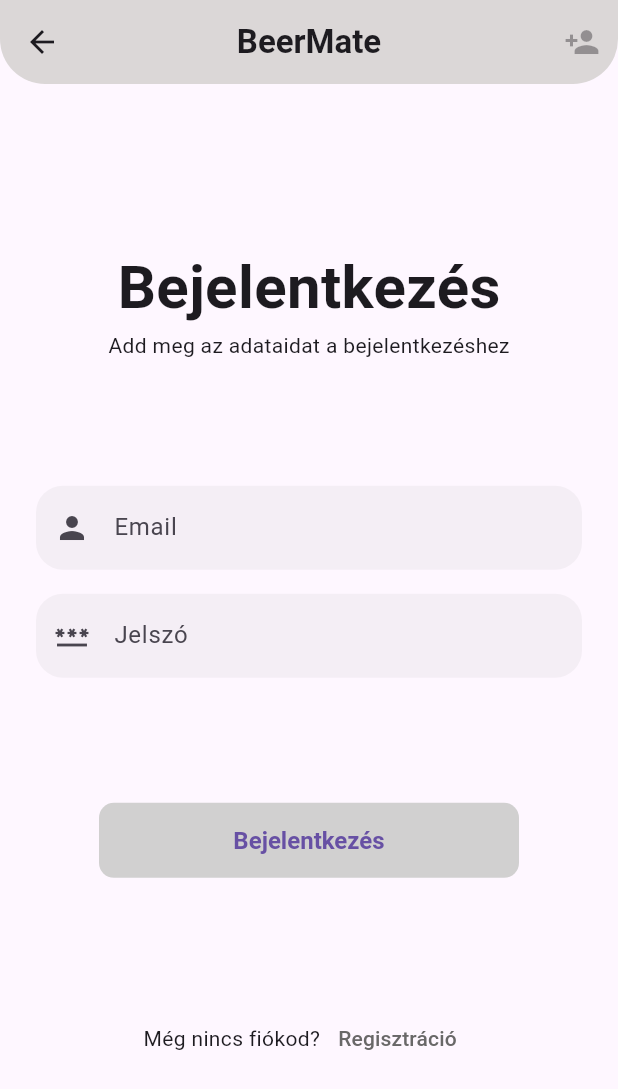
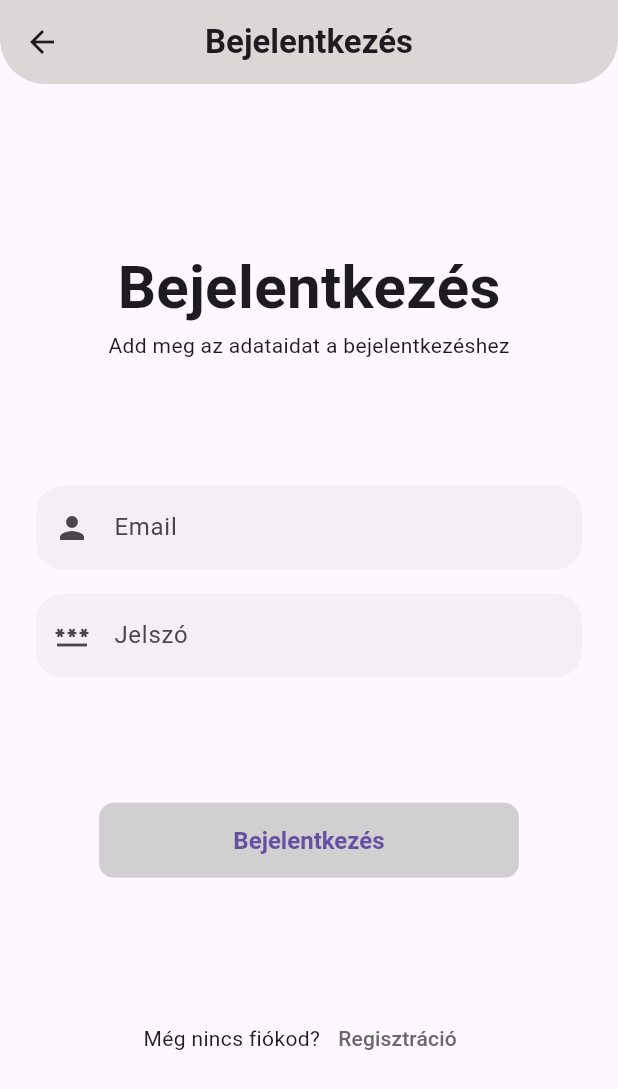
Before and after one commit to botonyy/beermate_2, a Flutter app: the screen it shows after launch, after a tap on "Bejelentkezés", on a phone screen of 412 x 824 dp. Shown: the top 1089 px of the screen. Run offline on Flutter 3.47's test engine with Material 3 defaults, Android fonts, the phone set to English and light mode, and no system bars; our stand-ins replace cloud_firestore, firebase_auth, firebase_core, google_sign_in; accounts and stored records are empty.

Commit message:
fix navigation and update screens

```diff
--- a/lib/reuseable_widgets/reuseable_widgets.dart
+++ b/lib/reuseable_widgets/reuseable_widgets.dart
@@ -1,5 +1,3 @@
-import 'package:beermate_2/screens/friend_mgmt_screen.dart';
-import 'package:beermate_2/services/firestore.dart';
 import 'package:flutter/material.dart';
 import 'package:flutter/services.dart';
 
@@ -95,12 +93,14 @@ class CustomButton extends StatelessWidget {
 class CustomAppBar extends StatelessWidget implements PreferredSizeWidget {
   final bool showBackButton;
   final bool showFriendsButton;
+  final String title;
   final VoidCallback? onNavigateToFriendMgmt;
 
   const CustomAppBar({
     Key? key,
     this.showBackButton = true,
     this.showFriendsButton = true,
+    required this.title,
     this.onNavigateToFriendMgmt,
   }) : super(key: key);
 
@@ -108,9 +108,9 @@ class CustomAppBar extends StatelessWidget implements PreferredSizeWidget {
   Widget build(BuildContext context) {
     return AppBar(
       automaticallyImplyLeading: showBackButton,
-      title: const Text(
-        'BeerMate',
-        style: TextStyle(fontWeight: FontWeight.bold),
+      title: Text(
+        title,
+        style: const TextStyle(fontWeight: FontWeight.bold),
       ),
       centerTitle: true,
       backgroundColor: const Color.fromARGB(255, 219, 215, 215),
@@ -124,19 +124,16 @@ class CustomAppBar extends StatelessWidget implements PreferredSizeWidget {
           ? [
               IconButton(
                 icon: const Icon(Icons.person_add),
-                onPressed: onNavigateToFriendMgmt, // Speciális navigációs callback
+                onPressed: onNavigateToFriendMgmt,
               ),
             ]
-          : null,
+          : null, // Ha false, nincs actions
     );
   }
 
   @override
   Size get preferredSize => const Size.fromHeight(kToolbarHeight);
 }
-
-
-
 
 
 class CustomBottomNavigationBar extends StatelessWidget {
--- a/lib/screens/login_screen.dart
+++ b/lib/screens/login_screen.dart
@@ -15,7 +15,11 @@ class LoginPage extends StatelessWidget {
     final firestoreService = FirestoreService(); // FirestoreService példány
 
     return Scaffold(
-      appBar: const CustomAppBar(),
+      appBar: const CustomAppBar(
+        title: 'Bejelentkezés', // A cím megadása
+        showBackButton: true, // Nincs vissza gomb ezen az oldalon
+        showFriendsButton: false, // Nincs "Friends" gomb ezen az oldalon
+      ),
       body: Container(
         margin: const EdgeInsets.all(24),
         child: Column(
--- a/lib/screens/regist_screen.dart
+++ b/lib/screens/regist_screen.dart
@@ -18,7 +18,11 @@ class RegisterPage extends StatelessWidget {
     final firestoreService = FirestoreService(); // FirestoreService példány létrehozása
 
     return Scaffold(
-      appBar: const CustomAppBar(),
+      appBar: const CustomAppBar(
+        title: 'Regisztráció', // Megadjuk a megfelelő címet
+        showBackButton: true, // Mutatjuk a vissza gombot
+        showFriendsButton: false, // Nem kell "Friends" gomb
+      ),
       body: Padding(
         padding: const EdgeInsets.all(16.0),
         child: Column(
--- a/lib/screens/starter_screen.dart
+++ b/lib/screens/starter_screen.dart
@@ -106,7 +106,11 @@ class _StarterPageState extends State<StarterPage> {
   @override
   Widget build(BuildContext context) {
     return Scaffold(
-      appBar: const CustomAppBar(),
+      appBar: const CustomAppBar(
+        title: 'BeerMate', // Megadjuk a megfelelő címet a StarterPage-hez
+        showBackButton: false, // Nincs vissza gomb
+        showFriendsButton: false, // Nincs "Friends" gomb
+      ),
       body: Center(
         child: Column(
           mainAxisAlignment: MainAxisAlignment.center,
```
Also changed, not shown: lib/screens/add_post_screen.dart (+6 -9 lines), lib/screens/chat_screen.dart (+6 -10 lines), lib/screens/home_screen.dart (+22 -8 lines), lib/screens/profile_screen.dart (+18 -23 lines), lib/screens/rating_screen.dart (+6 -12 lines).
